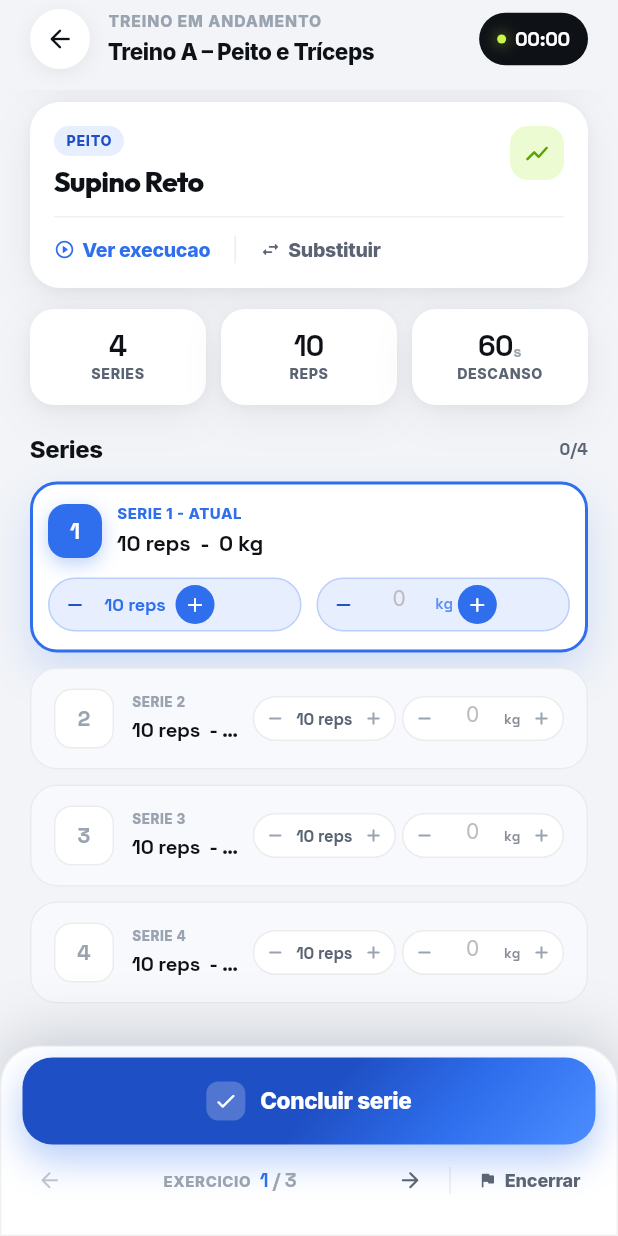
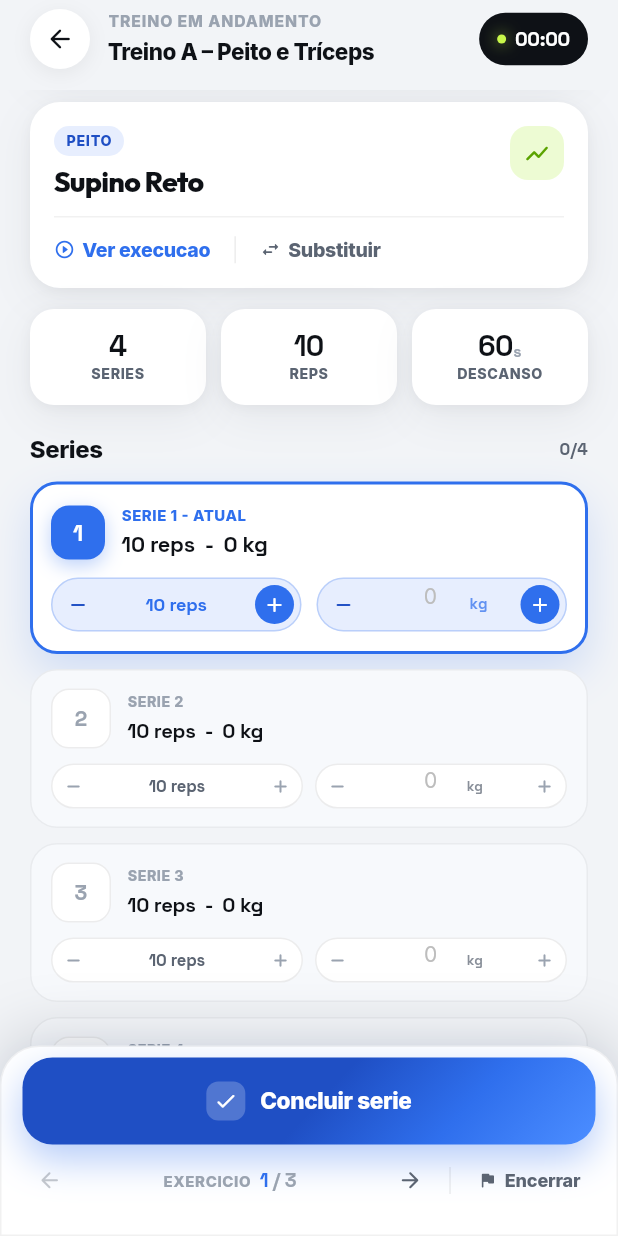
Before and after one commit to tAQUES14/GymUp, a Flutter app: the WorkoutStepPage screen opened directly with sample values from the repository, scrolled down 351 dp, on a phone screen of 412 x 824 dp. Run offline on Flutter 3.47's test engine with Material 3 defaults, Android fonts, the phone set to English and light mode, and no system bars; our stand-ins replace app_links, fl_chart, flutter_svg, google_fonts, google_sign_in, image_picker and 5 more; missing offline and left inert: dart:js_interop, dart:ui_web, mobile_scanner; accounts and stored records are empty; network calls fail.

Commit message:
fix: improve workout set entry ux

```diff
--- a/mobile/gymup/lib/features/workouts/controllers/workout_execution_controller.dart
+++ b/mobile/gymup/lib/features/workouts/controllers/workout_execution_controller.dart
@@ -67,7 +67,7 @@ class WorkoutExecutionController extends ChangeNotifier {
 
   /// Atualiza o mapa local e dispara o salvamento no backend em fire-and-forget.
   /// Em caso de erro, define [saveError] e notifica listeners para exibição na UI.
-  void setWeight(int exerciseId, int setNumber, double weight) {
+  void setWeight(int exerciseId, int setNumber, double weight, {int reps = 0}) {
     if (exerciseId <= 0) {
       debugPrint(
         '[Controller] setWeight BLOQUEADO: exerciseId=$exerciseId é inválido (≤ 0).',
@@ -96,6 +96,7 @@ class WorkoutExecutionController extends ChangeNotifier {
             exerciseId: exerciseId,
             setNumber: setNumber,
             weight: weight,
+            reps: reps,
           )
           .then((_) {
         ExerciseStatsService().invalidate(exerciseId);
--- a/mobile/gymup/lib/features/workouts/workout_step_page.dart
+++ b/mobile/gymup/lib/features/workouts/workout_step_page.dart
@@ -487,7 +487,8 @@ class _WorkoutStepPageState extends State<WorkoutStepPage> with WidgetsBindingOb
 
     final parsedWeight = _parseWeight(weight);
     if (parsedWeight > 0) {
-      _ctrl.setWeight(exercise.id, setNum, parsedWeight);
+      final parsedReps = int.tryParse(reps) ?? exercise.reps;
+      _ctrl.setWeight(exercise.id, setNum, parsedWeight, reps: parsedReps);
     }
 
     _persistExecutionState();
@@ -515,7 +516,11 @@ class _WorkoutStepPageState extends State<WorkoutStepPage> with WidgetsBindingOb
     }
     if (weight <= 0) return;
 
-    _ctrl.setWeight(exercise.id, setNum, weight);
+    final reps = ctrlIndex >= 0 && ctrlIndex < _repsCtrls.length
+        ? int.tryParse(_repsCtrls[ctrlIndex].text) ?? exercise.reps
+        : exercise.reps;
+
+    _ctrl.setWeight(exercise.id, setNum, weight, reps: reps);
     _captureControllerDrafts(exercise);
     _saveExerciseSets(exercise);
     _persistExecutionState();
@@ -2057,8 +2062,8 @@ class _WorkoutStepPageState extends State<WorkoutStepPage> with WidgetsBindingOb
       duration: const Duration(milliseconds: 180),
       width: double.infinity,
       padding: EdgeInsets.symmetric(
-        horizontal: isCurrent ? 10 : 15,
-        vertical: isCurrent ? 12 : 13,
+        horizontal: isCurrent ? 12 : 13,
+        vertical: isCurrent ? 13 : 12,
       ),
       decoration: BoxDecoration(
         color: bgColor,
@@ -2077,49 +2082,16 @@ class _WorkoutStepPageState extends State<WorkoutStepPage> with WidgetsBindingOb
       child: isCurrent
           ? Column(
               children: [
-                Row(
-                  children: [
-                    _setNumberBadge(
+                _buildSetCardHeader(
                   setNum: setNum,
+                  reps: reps,
+                  weight: weight,
                   isCurrent: true,
                   isDone: isDone,
                   muted: muted,
-                    ),
-                    const SizedBox(width: 10),
-                    Expanded(
-                      child: Column(
-                        crossAxisAlignment: CrossAxisAlignment.start,
-                        children: [
-                          Text(
-                            'SERIE $setNum - ATUAL',
-                            maxLines: 1,
-                            overflow: TextOverflow.ellipsis,
-                            style: AppTypography.caption.copyWith(
-                              color: accentColor,
-                              fontSize: 10,
-                              fontWeight: FontWeight.w800,
-                              letterSpacing: 0.35,
-                            ),
-                          ),
-                          const SizedBox(height: 3),
-                          Text(
-                            '$reps reps  -  $weight',
-                            maxLines: 1,
-                            overflow: TextOverflow.ellipsis,
-                            style: const TextStyle(
-                              color: Color(0xFF0E1116),
-                              fontSize: 14.5,
-                              fontFamily: 'Space Grotesk',
-                              fontWeight: FontWeight.w700,
-                              letterSpacing: -0.2,
-                            ),
-                          ),
-                        ],
-                      ),
-                    ),
-                  ],
-                ),
-                const SizedBox(height: 12),
+                  accentColor: accentColor,
+                ),
+                const SizedBox(height: 11),
                 Row(
                   children: [
                     Expanded(
@@ -2142,26 +2114,76 @@ class _WorkoutStepPageState extends State<WorkoutStepPage> with WidgetsBindingOb
                 ),
               ],
             )
-          : Row(
-              children: [
-                _setNumberBadge(
+          : Column(
+              children: [
+                _buildSetCardHeader(
                   setNum: setNum,
+                  reps: reps,
+                  weight: weight,
                   isCurrent: false,
                   isDone: isDone,
                   muted: muted,
-                ),
-                const SizedBox(width: 12),
+                  accentColor: accentColor,
+                ),
+                const SizedBox(height: 10),
+                Row(
+                  children: [
+                    Expanded(
+                      child: _buildCompactRepsStepper(
+                        setNum: setNum,
+                        reps: reps,
+                        active: false,
+                      ),
+                    ),
+                    const SizedBox(width: 8),
+                    Expanded(
+                      child: _buildCompactKgStepper(
+                        exercise: exercise,
+                        setNum: setNum,
+                        weight: weight,
+                        active: false,
+                      ),
+                    ),
+                  ],
+                ),
+              ],
+            ),
+    );
+  }
+
+  Widget _buildSetCardHeader({
+    required int setNum,
+    required String reps,
+    required String weight,
+    required bool isCurrent,
+    required bool isDone,
+    required bool muted,
+    required Color accentColor,
+  }) {
+    return Row(
+      children: [
+        _setNumberBadge(
+          setNum: setNum,
+          isCurrent: isCurrent,
+          isDone: isDone,
+          muted: muted,
+        ),
+        const SizedBox(width: 11),
         Expanded(
           child: Column(
             crossAxisAlignment: CrossAxisAlignment.start,
             children: [
               Text(
-                        isDone ? 'SERIE $setNum - FEITA' : 'SERIE $setNum',
+                isCurrent
+                    ? 'SERIE $setNum - ATUAL'
+                    : isDone
+                        ? 'SERIE $setNum - FEITA'
+                        : 'SERIE $setNum',
                 maxLines: 1,
                 overflow: TextOverflow.ellipsis,
                 style: AppTypography.caption.copyWith(
                   color: accentColor,
-                          fontSize: 9,
+                  fontSize: isCurrent ? 10 : 9.5,
                   fontWeight: FontWeight.w800,
                   letterSpacing: 0.35,
                 ),
@@ -2171,9 +2193,9 @@ class _WorkoutStepPageState extends State<WorkoutStepPage> with WidgetsBindingOb
                 '$reps reps  -  $weight',
                 maxLines: 1,
                 overflow: TextOverflow.ellipsis,
-                        style: const TextStyle(
-                          color: Color(0xFF0E1116),
-                          fontSize: 13.5,
+                style: TextStyle(
+                  color: const Color(0xFF0E1116),
+                  fontSize: isCurrent ? 14.5 : 13.5,
                   fontFamily: 'Space Grotesk',
                   fontWeight: FontWeight.w700,
                   letterSpacing: -0.2,
@@ -2182,26 +2204,7 @@ class _WorkoutStepPageState extends State<WorkoutStepPage> with WidgetsBindingOb
             ],
           ),
         ),
-                const SizedBox(width: 8),
-                Row(
-                  mainAxisSize: MainAxisSize.min,
-                  children: [
-                    _buildCompactRepsStepper(
-                      setNum: setNum,
-                      reps: reps,
-                      active: false,
-                    ),
-                    const SizedBox(width: 4),
-                    _buildCompactKgStepper(
-                      exercise: exercise,
-                      setNum: setNum,
-                      weight: weight,
-                      active: false,
-                    ),
-                  ],
-                ),
-              ],
-            ),
+      ],
     );
   }
 
@@ -2263,6 +2266,8 @@ class _WorkoutStepPageState extends State<WorkoutStepPage> with WidgetsBindingOb
       onPlus: () => _adjustReps(setNum, 1),
       child: Text(
         '$reps reps',
+        maxLines: 1,
+        overflow: TextOverflow.ellipsis,
         style: TextStyle(
           color: color,
           fontSize: active ? 12 : 11,
@@ -2310,8 +2315,8 @@ class _WorkoutStepPageState extends State<WorkoutStepPage> with WidgetsBindingOb
               crossAxisAlignment: CrossAxisAlignment.center,
               children: [
                 SizedBox(
-                  width: active ? 42 : 36,
-                  height: active ? 24 : 22,
+                  width: active ? 46 : 42,
+                  height: active ? 26 : 24,
                   child: TextField(
                     controller: controller,
                     focusNode: focusNode,
@@ -2320,20 +2325,20 @@ class _WorkoutStepPageState extends State<WorkoutStepPage> with WidgetsBindingOb
                     textInputAction: TextInputAction.done,
                     textAlign: TextAlign.center,
                     textAlignVertical: TextAlignVertical.center,
-                  cursorHeight: 15,
+                    cursorHeight: 14,
                     cursorWidth: 1.5,
                     inputFormatters: [
                       FilteringTextInputFormatter.allow(RegExp(r'^\d{0,3}([,.]\d{0,1})?')),
                     ],
                     style: TextStyle(
                       color: color,
-                    fontSize: 12,
+                      fontSize: active ? 12.5 : 12,
                       fontFamily: 'Space Grotesk',
                       fontWeight: FontWeight.w700,
                       letterSpacing: -0.1,
-                    height: 1.15,
-                  ),
-                  decoration: InputDecoration(
+                      height: 1,
+                    ),
+                    decoration: const InputDecoration(
                       isDense: true,
                       filled: false,
                       border: InputBorder.none,
@@ -2341,22 +2346,26 @@ class _WorkoutStepPageState extends State<WorkoutStepPage> with WidgetsBindingOb
                       focusedBorder: InputBorder.none,
                       disabledBorder: InputBorder.none,
                       hintText: '0',
-                    contentPadding: EdgeInsets.zero,
-                  ),
-                  onTapOutside: (_) => FocusScope.of(context).unfocus(),
+                      contentPadding: EdgeInsets.only(bottom: 1),
+                    ),
                     onEditingComplete: () {
                       _saveWeight(setNum);
                       FocusScope.of(context).unfocus();
                     },
                     onTap: () {
+                      final node = focusNode;
                       setState(() {
                         _currentSeriesIndex = ctrlIndex;
                         _rememberCurrentSeries();
                       });
+                      WidgetsBinding.instance.addPostFrameCallback((_) {
+                        if (!mounted) return;
+                        node?.requestFocus();
                         controller.selection = TextSelection(
                           baseOffset: 0,
                           extentOffset: controller.text.length,
                         );
+                      });
                     },
                     onChanged: (_) {
                       _onSetFieldChanged(exercise, setNum);
@@ -2407,14 +2416,15 @@ class _WorkoutStepPageState extends State<WorkoutStepPage> with WidgetsBindingOb
         ),
       ),
       child: Row(
-        mainAxisSize: MainAxisSize.min,
+        mainAxisSize: MainAxisSize.max,
         children: [
           _buildStepperButton(
             icon: Icons.remove_rounded,
             active: active,
             onTap: onMinus,
           ),
-          ConstrainedBox(
+          Expanded(
+            child: ConstrainedBox(
               constraints: BoxConstraints(minWidth: minCenterWidth),
               child: SizedBox(
                 height: active ? 25 : 21,
@@ -2424,6 +2434,7 @@ class _WorkoutStepPageState extends State<WorkoutStepPage> with WidgetsBindingOb
                 ),
               ),
             ),
+          ),
           _buildStepperButton(
             icon: Icons.add_rounded,
             active: active,
@@ -2438,6 +2449,8 @@ class _WorkoutStepPageState extends State<WorkoutStepPage> with WidgetsBindingOb
   void _adjustReps(int setNum, int delta) {
     final ctrlIndex = setNum - 1;
     if (ctrlIndex < 0 || ctrlIndex >= _repsCtrls.length) return;
+    if (_workout == null) return;
+    final exercise = _workout!.exercises[_currentExerciseIndex];
     final current = int.tryParse(_repsCtrls[ctrlIndex].text) ?? 0;
     final next = (current + delta).clamp(0, 999).toInt();
     final text = next > 0 ? next.toString() : '';
@@ -2449,6 +2462,7 @@ class _WorkoutStepPageState extends State<WorkoutStepPage> with WidgetsBindingOb
     if (ctrlIndex == _currentSeriesIndex) {
       _checkSetReadiness();
     }
+    _onSetFieldChanged(exercise, setNum);
   }
 
   Widget _buildStepperButton({
```
Lines whose indentation alone changed are shown as unchanged.
